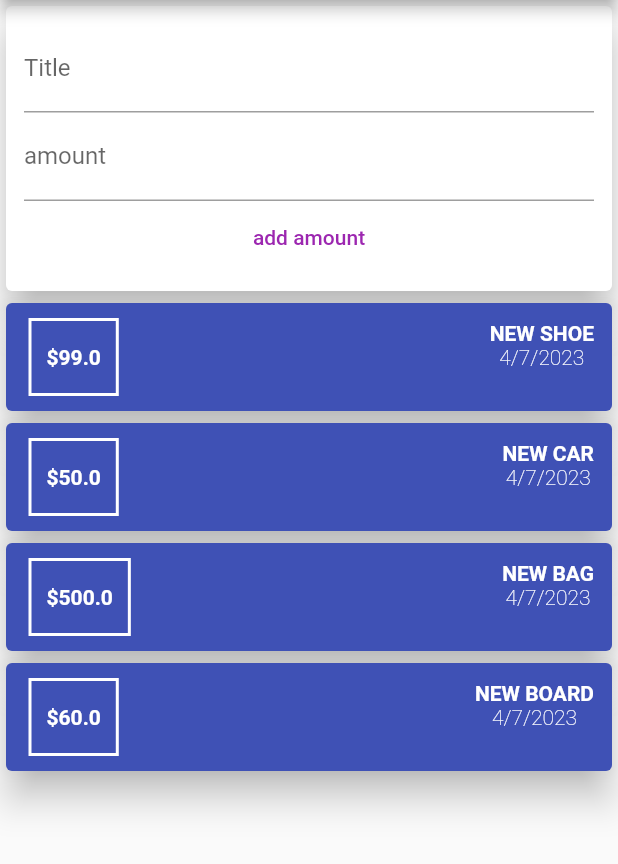
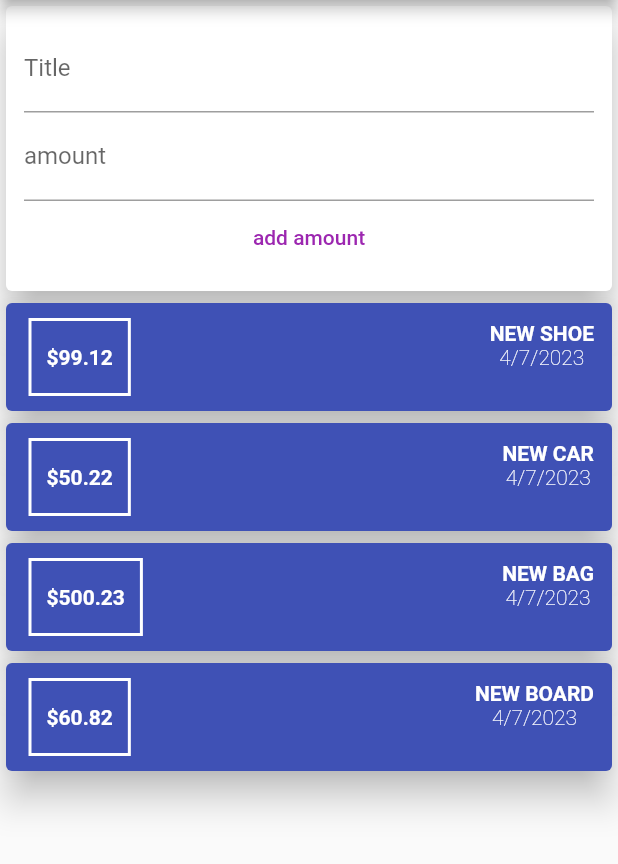
Before and after one commit to saradchhetri07/ReactJS, a Flutter app: the screen it shows after launch, after a tap on "add amount", on a phone screen of 412 x 824 dp, the part 84-948 px from its top. Run offline on Flutter 3.47's test engine with Material 2 defaults, Android fonts, the light colour scheme and no system bars; our stand-ins replace google_fonts; missing offline and left inert: dart:ffi.

Commit message:
second commit

```diff
--- a/Quiz app/quiz/lib/main.dart
+++ b/Quiz app/quiz/lib/main.dart
@@ -1,7 +1,7 @@
 import 'package:flutter/material.dart';
-import './transaction.dart';
+import 'package:quiz/widgets/userTransaction.dart';
+import 'models/transaction.dart';
 import 'package:google_fonts/google_fonts.dart';
-import 'package:intl/intl.dart';
 
 void main() {
   runApp(const MyApp());
@@ -33,91 +33,16 @@ class MyHomePage extends StatefulWidget {
 }
 
 class _MyHomePageState extends State<MyHomePage> {
-  final List<Transaction> transactions = [
-    Transaction('t1', 'new shoe', 99, DateTime.now()),
-    Transaction('t2', 'new car', 50, DateTime.now()),
-    Transaction('t3', 'new bag', 500, DateTime.now()),
-    Transaction('t4', 'new board', 60, DateTime.now()),
-  ];
+  // String? title;
+  // String? amount;
+
   @override
   Widget build(BuildContext context) {
     return Scaffold(
       appBar: AppBar(
         title: Text(widget.title),
       ),
-      body: Center(
-        child: Column(
-          mainAxisAlignment: MainAxisAlignment.start,
-          children: <Widget>[
-            Card(
-              elevation: 10.0,
-              child: Padding(
-                padding: const EdgeInsets.all(12.0),
-                child: Container(
-                  child: Column(children: [
-                    TextField(
-                      decoration: InputDecoration(labelText: 'Title'),
-                    ),
-                    TextField(
-                      decoration: InputDecoration(labelText: 'amount'),
-                    ),
-                    TextButton(
-                        onPressed: () {},
-                        child: Text("add amount",
-                            style: TextStyle(color: Colors.purple)))
-                  ]),
-                ),
-              ),
-            ),
-            Column(
-                children: transactions.map((tx) {
-              return Container(
-                height: 80,
-                child: Card(
-                  elevation: 10.0,
-                  color: Colors.indigo,
-                  child: Row(
-                    crossAxisAlignment: CrossAxisAlignment.center,
-                    mainAxisAlignment: MainAxisAlignment.spaceBetween,
-                    children: [
-                      Container(
-                        margin: const EdgeInsets.symmetric(
-                            vertical: 10, horizontal: 15),
-                        padding:
-                            EdgeInsets.symmetric(vertical: 5, horizontal: 10),
-                        decoration: BoxDecoration(
-                            border: Border.all(color: Colors.white, width: 2)),
-                        child: Center(
-                            child: Text('\$${tx.amount.toString()}',
-                                style: TextStyle(
-                                    color: Colors.white,
-                                    fontWeight: FontWeight.bold))),
-                      ),
-                      Padding(
-                        padding: const EdgeInsets.all(12.0),
-                        child: Column(
-                          children: [
-                            Center(
-                                child: Text(tx.title.toUpperCase(),
-                                    style: TextStyle(
-                                        color: Colors.white,
-                                        fontWeight: FontWeight.bold))),
-                            Center(
-                                child: Text((DateFormat.yMd().format(tx.date)),
-                                    style: const TextStyle(
-                                        color: Colors.white,
-                                        fontWeight: FontWeight.w200)))
-                          ],
-                        ),
-                      )
-                    ],
-                  ),
-                ),
-              );
-            }).toList())
-          ],
-        ),
-      ),
+      body: SingleChildScrollView(child: Center(child: userTransaction())),
       // This trailing comma makes auto-formatting nicer for build methods.
     );
   }
--- /dev/null
+++ b/Quiz app/quiz/lib/widgets/cardList.dart
@@ -0,0 +1,59 @@
+import 'package:flutter/material.dart';
+import 'package:flutter/src/foundation/key.dart';
+import 'package:flutter/src/widgets/framework.dart';
+import 'package:flutter/src/widgets/placeholder.dart';
+import 'package:intl/intl.dart';
+import '../models/transaction.dart';
+
+class cardList extends StatelessWidget {
+  final List<Transaction> transactions;
+  const cardList(this.transactions);
+
+  @override
+  Widget build(BuildContext context) {
+    return Column(
+        children: transactions.map((tx) {
+      return Container(
+        height: 80,
+        child: Card(
+          elevation: 10.0,
+          color: Colors.indigo,
+          child: Row(
+            crossAxisAlignment: CrossAxisAlignment.center,
+            mainAxisAlignment: MainAxisAlignment.spaceBetween,
+            children: [
+              Container(
+                margin:
+                    const EdgeInsets.symmetric(vertical: 10, horizontal: 15),
+                padding: EdgeInsets.symmetric(vertical: 5, horizontal: 10),
+                decoration: BoxDecoration(
+                    border: Border.all(color: Colors.white, width: 2)),
+                child: Center(
+                    child: Text('\$${tx.amount.toString()}',
+                        style: TextStyle(
+                            color: Colors.white, fontWeight: FontWeight.bold))),
+              ),
+              Padding(
+                padding: const EdgeInsets.all(12.0),
+                child: Column(
+                  children: [
+                    Center(
+                        child: Text(tx.title.toUpperCase(),
+                            style: TextStyle(
+                                color: Colors.white,
+                                fontWeight: FontWeight.bold))),
+                    Center(
+                        child: Text((DateFormat.yMd().format(tx.date)),
+                            style: const TextStyle(
+                                color: Colors.white,
+                                fontWeight: FontWeight.w200)))
+                  ],
+                ),
+              )
+            ],
+          ),
+        ),
+      );
+    }).toList());
+  }
+}
--- /dev/null
+++ b/Quiz app/quiz/lib/widgets/userForm.dart
@@ -0,0 +1,47 @@
+import 'package:flutter/material.dart';
+import 'package:flutter/src/foundation/key.dart';
+import 'package:flutter/src/widgets/framework.dart';
+import 'package:flutter/src/widgets/placeholder.dart';
+import 'package:quiz/models/transaction.dart';
+
+class userForm extends StatelessWidget {
+  final Function addTx;
+  userForm(this.addTx);
+
+  final titleController = TextEditingController();
+  final amountController = TextEditingController();
+
+  @override
+  Widget build(BuildContext context) {
+    return Card(
+      elevation: 10.0,
+      child: Padding(
+        padding: const EdgeInsets.all(12.0),
+        child: Container(
+          child: Column(children: [
+            TextField(
+              controller: titleController,
+              decoration: InputDecoration(labelText: 'Title'),
+            ),
+            TextField(
+              decoration: InputDecoration(labelText: 'amount'),
+              controller: amountController,
+            ),
+            TextButton(
+                onPressed: () {
+                  print(titleController.text);
+
+                  addTx(titleController.text,
+                      double.parse(amountController.text));
+                  titleController.text = "";
+                  amountController.text = "";
+                },
+                child:
+                    Text("add amount", style: TextStyle(color: Colors.purple)))
+          ]),
+        ),
+      ),
+    );
+    ;
+  }
+}
--- /dev/null
+++ b/Quiz app/quiz/lib/widgets/userTransaction.dart
@@ -0,0 +1,45 @@
+import 'dart:ffi';
+
+import 'package:flutter/material.dart';
+import 'package:flutter/src/foundation/key.dart';
+import 'package:flutter/src/widgets/framework.dart';
+import 'package:flutter/src/widgets/placeholder.dart';
+import 'package:quiz/widgets/cardList.dart';
+import 'package:quiz/widgets/userForm.dart';
+import '../models/transaction.dart';
+import 'package:intl/intl.dart';
+
+class userTransaction extends StatefulWidget {
+  const userTransaction({Key? key}) : super(key: key);
+
+  @override
+  State<userTransaction> createState() => _userTransactionState();
+}
+
+class _userTransactionState extends State<userTransaction> {
+  final List<Transaction> _userTransactions = [
+    Transaction('t1', 'new shoe', 99.12, DateTime.now()),
+    Transaction('t2', 'new car', 50.22, DateTime.now()),
+    Transaction('t3', 'new bag', 500.23, DateTime.now()),
+    Transaction('t4', 'new board', 60.82, DateTime.now()),
+  ];
+  void _addTransaction(String title, double amount) {
+    final newTx =
+        Transaction(DateTime.now().toString(), title, amount, DateTime.now());
+    print("came here");
+    setState(() {
+      _userTransactions.add(newTx);
+    });
+  }
+
+  @override
+  Widget build(BuildContext context) {
+    return Column(
+      mainAxisAlignment: MainAxisAlignment.start,
+      children: <Widget>[
+        userForm(_addTransaction),
+        cardList(_userTransactions)
+      ],
+    );
+  }
+}
```
Also changed, not shown: Quiz app/quiz/lib/models/transaction.dart (renamed from Quiz app/quiz/lib/transaction.dart), 1 other file.
